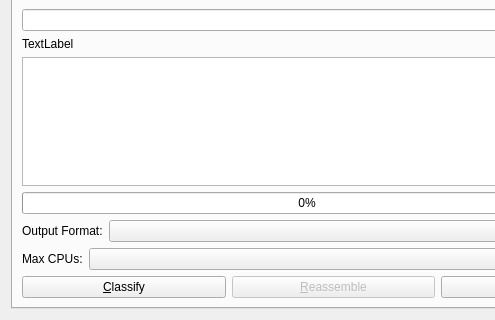
Old version of the form gui/file_carving_ui.ui in the repository rpoisel/mmc; both pictures show x 0 to 495 and y 85 to 405 of the 667 by 405 pixel window.
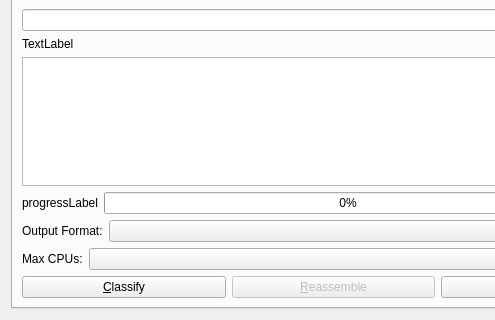
New version of the form.

Commit message: progress icon implemented

```diff
--- a/gui/file_carving_ui.ui
+++ b/gui/file_carving_ui.ui
@@ -87,6 +87,13 @@
        </item>
        <item>
         <layout class="QHBoxLayout" name="horizontalLayout_2">
+         <item>
+          <widget class="QLabel" name="progressLabel">
+           <property name="text">
+            <string>progressLabel</string>
+           </property>
+          </widget>
+         </item>
          <item>
           <widget class="QProgressBar" name="progressBar">
            <property name="value">
```
The commit also changes 4 other files.
